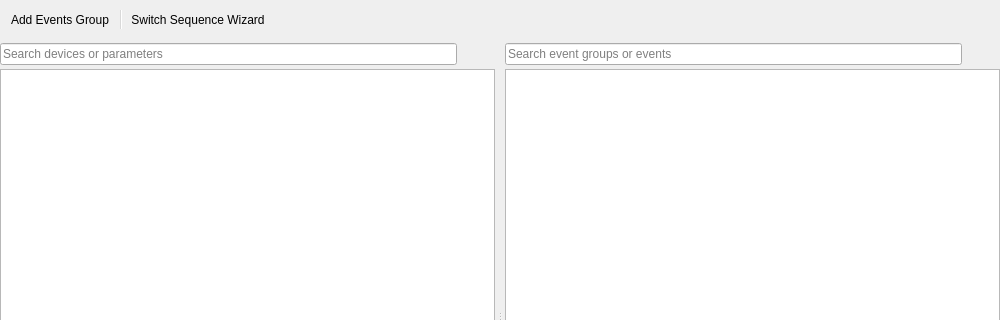
Above: src/VeraGrid/Gui/DynamicModelEditor/Events/dynamic_events_page_ui.ui from JordiBejarUPC/veragrid-hvdc-bipolar-pfc before the change; both pictures show x 0 to 1000 and y 0 to 320 of the 1000 by 600 pixel window. Below: the same form after it.
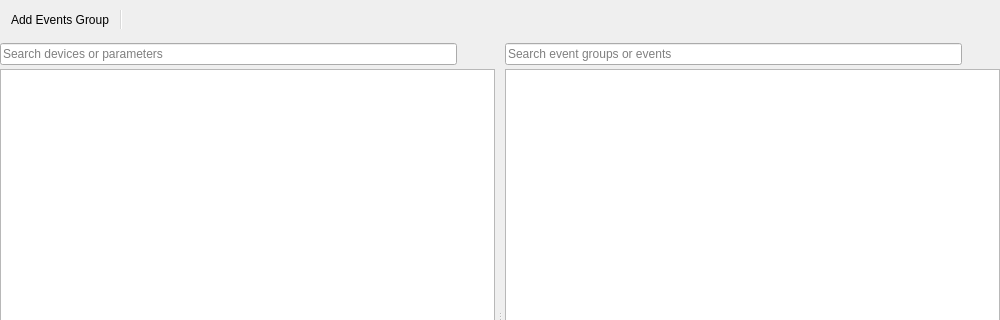
That is the form after the change. Icons and pictures are not drawn.

Diff of the .ui file:
```diff
--- a/src/VeraGrid/Gui/DynamicModelEditor/Events/dynamic_events_page_ui.ui
+++ b/src/VeraGrid/Gui/DynamicModelEditor/Events/dynamic_events_page_ui.ui
@@ -20,7 +20,6 @@
      <property name="floatable"><bool>false</bool></property>
      <addaction name="actionNewGroup"/>
      <addaction name="separator"/>
-     <addaction name="actionSwitchSequence"/>
      <addaction name="actionAddEvent"/>
      <addaction name="actionRemove"/>
     </widget>
@@ -131,10 +130,6 @@
    <property name="text"><string>Add Events Group</string></property>
    <property name="toolTip"><string>Create an event group</string></property>
   </action>
-  <action name="actionSwitchSequence">
-   <property name="text"><string>Switch Sequence Wizard</string></property>
-   <property name="toolTip"><string>Create an EMT switch opening and reclosing event sequence</string></property>
-  </action>
   <action name="actionAddEvent">
    <property name="icon">
     <iconset resource="../../Icons/icons.qrc">
```
